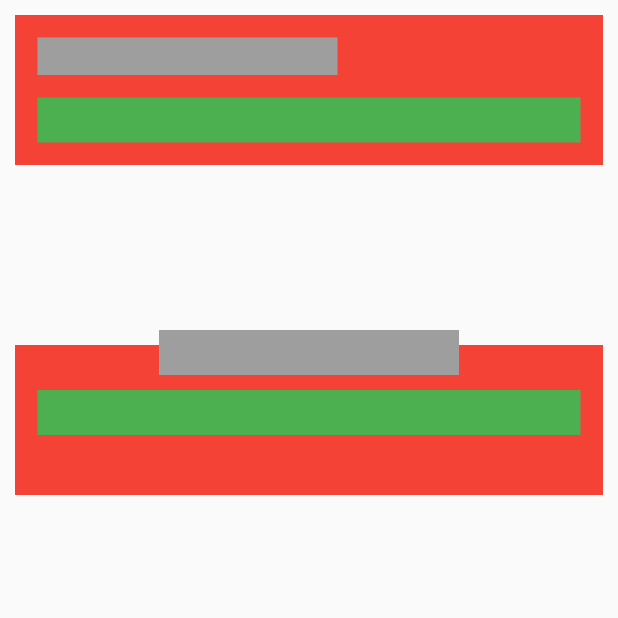
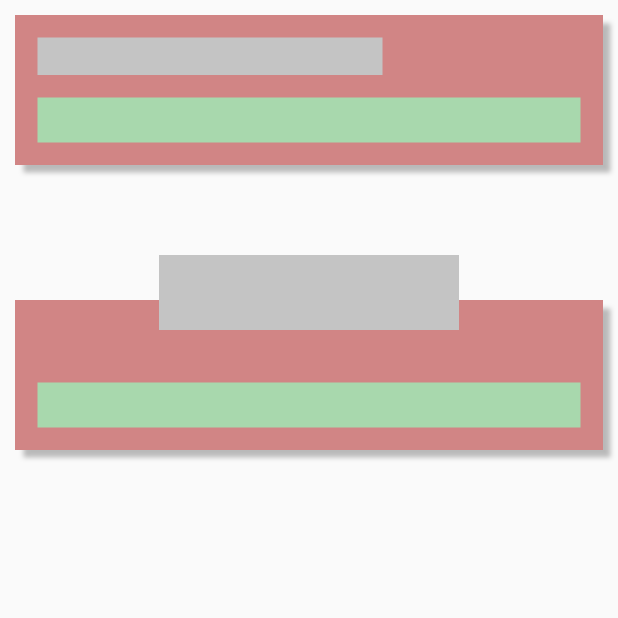
Before and after one commit to shadirvan/aimlab_responsive_app_shadirvan, a Flutter app: the screen it shows after launch, on a phone screen of 412 x 824 dp, the top half of it. Run offline on Flutter 3.47's test engine with Material 2 defaults, Android fonts, the phone set to English and light mode, and no system bars.

Commit message:
made few changes

```diff
--- a/lib/main.dart
+++ b/lib/main.dart
@@ -1,3 +1,8 @@
+/* Simple Application to demonstrate responsiveness in flutter as a test for the internship by aim labs.
+   Author : Mohammed Shadirvan Mc
+
+ */
+
 import 'package:flutter/material.dart';
 
 void main() {
@@ -6,6 +11,10 @@ void main() {
 
 class MainApp extends StatelessWidget {
   const MainApp({super.key});
+
+  final Color redCardColor = const Color(0xffD18585);
+  final Color responsiveGreenColor = const Color(0xffA8D8AD);
+  final Color constantGreyColor = const Color(0xffC4C4C4);
 
   @override
   Widget build(BuildContext context) {
@@ -24,16 +33,26 @@ class MainApp extends StatelessWidget {
                     const EdgeInsets.symmetric(vertical: 10, horizontal: 10),
                 height: 100,
                 width: double.infinity, // uses width as same as screen width
-                color: Colors.red,
+                decoration: BoxDecoration(
+                  boxShadow: const [
+                    BoxShadow(
+                        blurRadius: 2,
+                        offset: Offset(5, 5),
+                        color: Colors.black26),
+                  ],
+                  color: redCardColor,
+                ),
                 child: Column(
                   crossAxisAlignment: CrossAxisAlignment
                       .start, // uses to align the containers to the left of the screen
+                  mainAxisAlignment: MainAxisAlignment.center,
+
                   children: [
                     // The grey container with fixed width with no responsivness
                     Container(
                       height: 25,
-                      width: 200,
-                      color: Colors.grey,
+                      width: 230,
+                      color: constantGreyColor,
                     ),
 
                     const SizedBox(
@@ -44,43 +63,62 @@ class MainApp extends StatelessWidget {
                     Container(
                       height: 30,
                       width: double.infinity,
-                      color: Colors.green,
+                      color: responsiveGreenColor,
                     ),
                   ],
                 ),
               ),
               const SizedBox(
-                height: 100,
+                height: 50,
               ),
               // -------------------Card 2 --------------------
+
+              // used stack here to put the container on top of the card
               Stack(
                 alignment: Alignment.topCenter,
-                children: [ Container(
-                  padding:
-                      const EdgeInsets.symmetric(vertical: 15, horizontal: 15),
-                  margin:
-                      const EdgeInsets.symmetric(vertical: 10, horizontal: 10),
+                children: [
+                  Container(
+                    padding: const EdgeInsets.symmetric(
+                        vertical: 15, horizontal: 15),
+                    margin: const EdgeInsets.symmetric(
+                        vertical: 30, horizontal: 10),
                     height: 100,
                     width: double.infinity,
-                  color: Colors.red,
+                    decoration: BoxDecoration(
+                      boxShadow: const [
+                        BoxShadow(
+                            blurRadius: 2,
+                            offset: Offset(5, 5),
+                            color: Colors.black26),
+                      ],
+                      color: redCardColor,
+                    ),
                     child: Column(
                       crossAxisAlignment: CrossAxisAlignment.start,
                       children: [
                         const SizedBox(
                           height: 15,
                         ),
+                        const SizedBox(
+                          height: 25,
+                        ),
+
+                        // Resposive green container
                         Container(
                           height: 30,
                           width: double.infinity,
-                        color: Colors.green,
+                          color: responsiveGreenColor,
                         ),
                       ],
                     ),
-                ), Container(
-                      height: 30,
+                  ),
+                  // grey container in the middle
+                  Container(
+                    height: 50,
                     width: 200,
-                      color: Colors.grey,
-                    )]
+                    color: constantGreyColor,
+                  ),
+                ],
               ),
             ],
           ),
```
Lines whose indentation alone changed are shown as unchanged.
